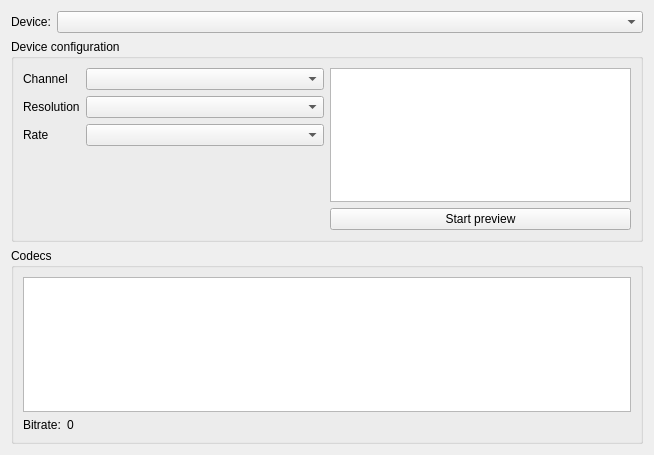
The window that src/conf/dlgvideobase.ui (KDE/ring-kde) describes before a commit, drawn with Qt 5.
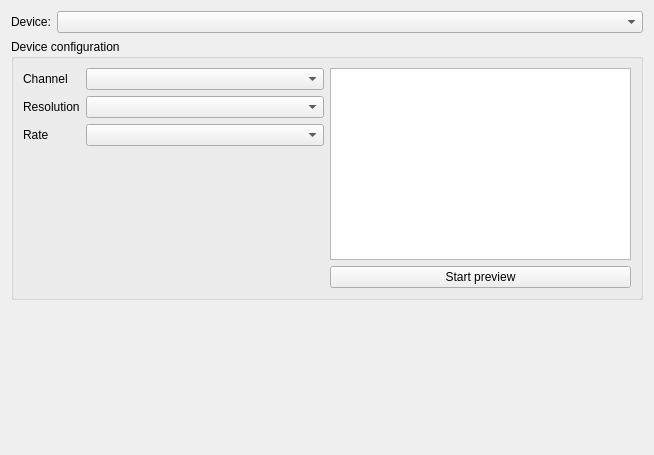
The same window after the commit.

Commit message: [ #12335 ] Fix broken vCard support

What changed in the file:
```diff
--- a/src/conf/dlgvideobase.ui
+++ b/src/conf/dlgvideobase.ui
@@ -118,44 +118,6 @@
      </layout>
     </widget>
    </item>
-   <item>
-    <widget class="QGroupBox" name="groupBox">
-     <property name="title">
-      <string>Codecs</string>
-     </property>
-     <layout class="QGridLayout" name="gridLayout_2">
-      <item row="0" column="0" colspan="2">
-       <widget class="QListWidget" name="m_pCodecsLW"/>
-      </item>
-      <item row="1" column="0">
-       <widget class="QLabel" name="label">
-        <property name="sizePolicy">
-         <sizepolicy hsizetype="Minimum" vsizetype="Preferred">
-          <horstretch>0</horstretch>
-          <verstretch>0</verstretch>
-         </sizepolicy>
-        </property>
-        <property name="text">
-         <string>Bitrate:</string>
-        </property>
-       </widget>
-      </item>
-      <item row="1" column="1">
-       <widget class="QLabel" name="m_pBitrateL">
-        <property name="sizePolicy">
-         <sizepolicy hsizetype="Expanding" vsizetype="Preferred">
-          <horstretch>0</horstretch>
-          <verstretch>0</verstretch>
-         </sizepolicy>
-        </property>
-        <property name="text">
-         <string>0</string>
-        </property>
-       </widget>
-      </item>
-     </layout>
-    </widget>
-   </item>
    <item>
     <spacer name="verticalSpacer">
      <property name="orientation">
```
The commit also changes 2 other files.
